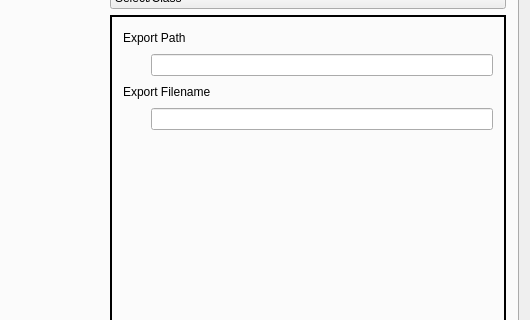
Qt form metabolabpy/ui/metabolabpy_mainwindow_mac.ui (ludwigc/metabolabpy) before a commit; both pictures show x 808 to 1338 and y 246 to 566 of the 1338 by 787 pixel window.
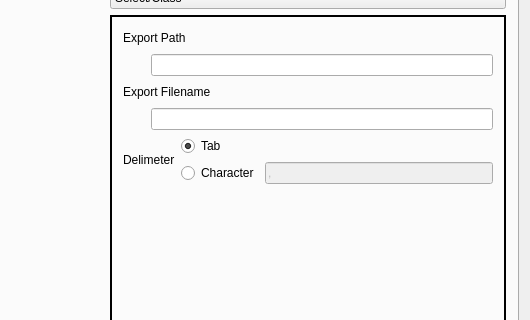
The same form after that commit. The open tabs and pages were chosen to show the change. Custom widgets are drawn as their Qt base class.

```diff
--- a/metabolabpy/ui/metabolabpy_mainwindow_mac.ui
+++ b/metabolabpy/ui/metabolabpy_mainwindow_mac.ui
@@ -48,7 +48,7 @@
          </widget>
         </item>
         <item row="0" column="1">
-         <layout class="QVBoxLayout" name="verticalLayout_10">
+         <layout class="QVBoxLayout" name="verticalLayout_14">
           <item>
            <widget class="QGroupBox" name="preProcessingGroupBox">
             <property name="title">
@@ -541,6 +541,52 @@
                 </item>
                </layout>
               </item>
+              <item>
+               <layout class="QHBoxLayout" name="horizontalLayout_44">
+                <item>
+                 <widget class="QLabel" name="label_58">
+                  <property name="text">
+                   <string>Delimeter</string>
+                  </property>
+                 </widget>
+                </item>
+                <item>
+                 <layout class="QVBoxLayout" name="verticalLayout_10">
+                  <item>
+                   <widget class="QRadioButton" name="radioButton">
+                    <property name="text">
+                     <string>Tab</string>
+                    </property>
+                    <property name="checked">
+                     <bool>true</bool>
+                    </property>
+                   </widget>
+                  </item>
+                  <item>
+                   <layout class="QHBoxLayout" name="horizontalLayout_30">
+                    <item>
+                     <widget class="QRadioButton" name="radioButton_2">
+                      <property name="text">
+                       <string>Character</string>
+                      </property>
+                     </widget>
+                    </item>
+                    <item>
+                     <widget class="QLineEdit" name="lineEdit">
+                      <property name="enabled">
+                       <bool>false</bool>
+                      </property>
+                      <property name="text">
+                       <string>,</string>
+                      </property>
+                     </widget>
+                    </item>
+                   </layout>
+                  </item>
+                 </layout>
+                </item>
+               </layout>
+              </item>
               <item>
                <spacer name="verticalSpacer_4">
                 <property name="orientation">
```
Left out of the diff: 2 changed lines with no effect on the pictures.
